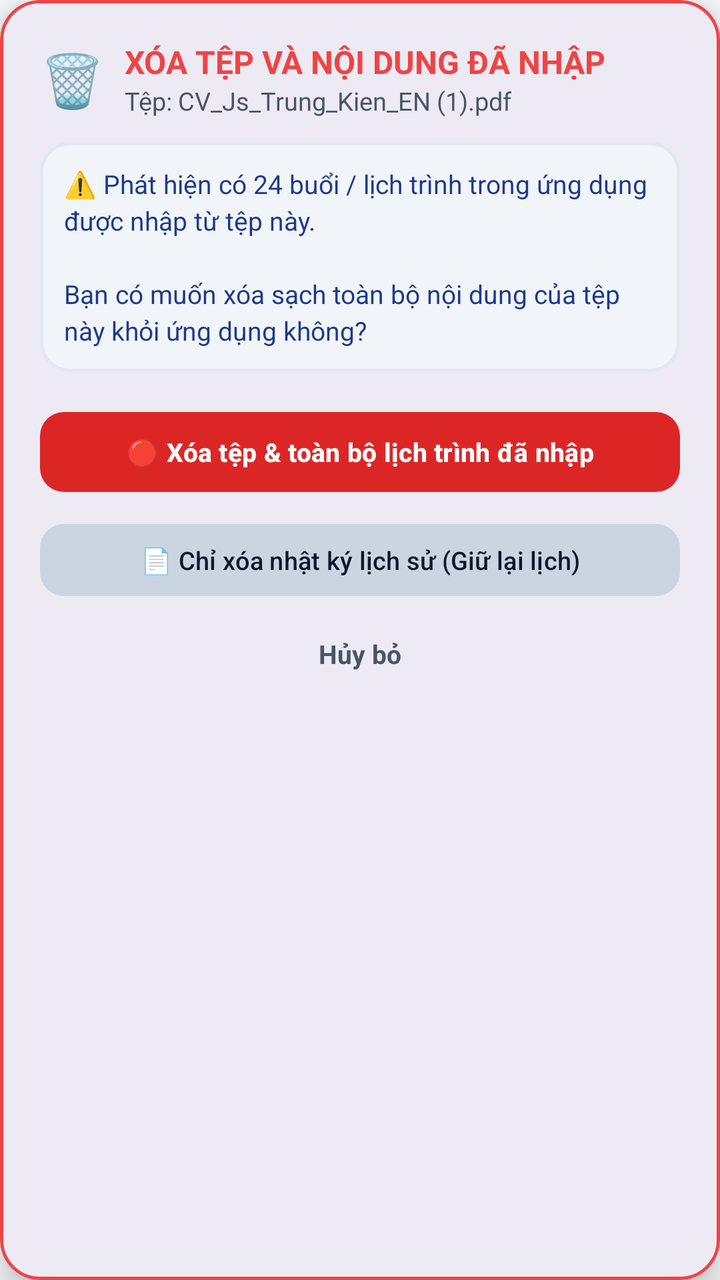
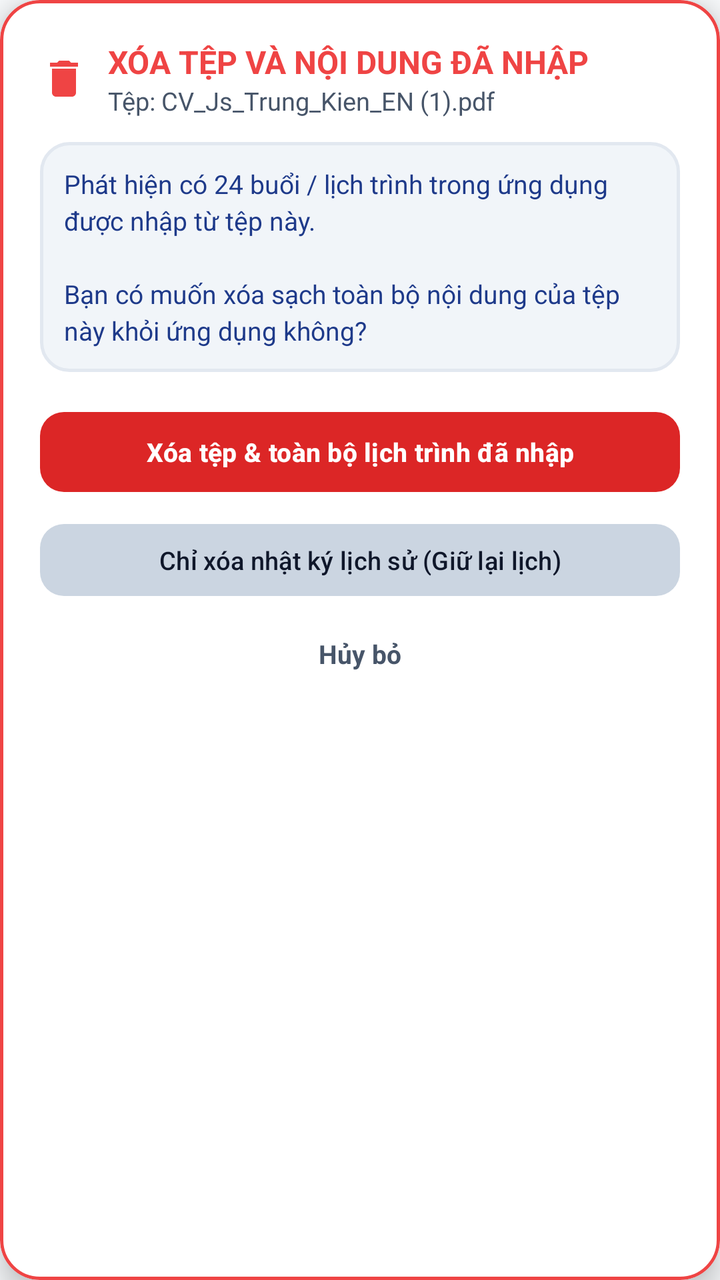

An Android layout rendered at two revisions. The XML below is the earlier revision; the diff shows what the commit changed to produce the second picture.
<!-- AndroidManifest.xml: application theme Theme.LectuPlan -->
<!-- res/layout/dialog_delete_file_events.xml -->
<?xml version="1.0" encoding="utf-8"?>
<com.google.android.material.card.MaterialCardView
    xmlns:android="http://schemas.android.com/apk/res/android"
    xmlns:app="http://schemas.android.com/apk/res-auto"
    android:layout_width="match_parent"
    android:layout_height="wrap_content"
    app:cardCornerRadius="20dp"
    app:cardElevation="8dp"
    app:strokeWidth="1.5dp"
    app:strokeColor="#EF4444"
    app:cardBackgroundColor="@color/surface_card">

    <LinearLayout
        android:layout_width="match_parent"
        android:layout_height="wrap_content"
        android:orientation="vertical"
        android:padding="20dp">

        
        <LinearLayout
            android:layout_width="match_parent"
            android:layout_height="wrap_content"
            android:orientation="horizontal"
            android:gravity="center_vertical"
            android:layout_marginBottom="12dp">

            <TextView
                android:layout_width="wrap_content"
                android:layout_height="wrap_content"
                android:text="🗑️"
                android:textSize="26sp"
                android:layout_marginEnd="10dp" />

            <LinearLayout
                android:layout_width="0dp"
                android:layout_height="wrap_content"
                android:layout_weight="1"
                android:orientation="vertical">

                <TextView
                    android:id="@+id/tvDeleteDialogTitle"
                    android:layout_width="wrap_content"
                    android:layout_height="wrap_content"
                    android:text="XÓA TỆP VÀ NỘI DUNG ĐÃ NHẬP"
                    android:textSize="16sp"
                    android:textStyle="bold"
                    android:textColor="#EF4444" />

                <TextView
                    android:id="@+id/tvDeleteFileName"
                    android:layout_width="wrap_content"
                    android:layout_height="wrap_content"
                    android:text="Tệp: CV_Js_Trung_Kien_EN (1).pdf"
                    android:textSize="12.5sp"
                    android:textColor="@color/text_secondary"
                    android:ellipsize="middle"
                    android:singleLine="true" />
            </LinearLayout>
        </LinearLayout>

        
        <LinearLayout
            android:layout_width="match_parent"
            android:layout_height="wrap_content"
            android:orientation="vertical"
            android:background="@drawable/bg_search_input"
            android:padding="12dp"
            android:layout_marginBottom="16dp">

            <TextView
                android:id="@+id/tvDeleteEventCount"
                android:layout_width="match_parent"
                android:layout_height="wrap_content"
                android:text="⚠️ Phát hiện có 24 buổi / lịch trình trong ứng dụng được nhập từ tệp này.\n\nBạn có muốn xóa sạch toàn bộ nội dung của tệp này khỏi ứng dụng không?"
                android:textSize="13sp"
                android:textColor="@color/tab_header_title"
                android:lineSpacingExtra="3dp" />
        </LinearLayout>

        
        <com.google.android.material.button.MaterialButton
            android:id="@+id/btnDeleteFileAndEvents"
            android:layout_width="match_parent"
            android:layout_height="wrap_content"
            android:minHeight="48dp"
            android:paddingVertical="10dp"
            android:paddingHorizontal="14dp"
            android:text="🔴 Xóa tệp &amp; toàn bộ lịch trình đã nhập"
            android:textColor="#FFFFFF"
            android:textSize="13sp"
            android:textStyle="bold"
            app:cornerRadius="12dp"
            app:backgroundTint="#DC2626"
            android:layout_marginBottom="8dp" />

        
        <com.google.android.material.button.MaterialButton
            android:id="@+id/btnDeleteHistoryOnly"
            android:layout_width="match_parent"
            android:layout_height="wrap_content"
            android:minHeight="44dp"
            android:paddingVertical="8dp"
            android:paddingHorizontal="14dp"
            android:text="📄 Chỉ xóa nhật ký lịch sử (Giữ lại lịch)"
            android:textColor="@color/text_primary"
            android:textSize="12.5sp"
            app:cornerRadius="12dp"
            app:backgroundTint="@color/border_default"
            android:layout_marginBottom="6dp" />

        
        <TextView
            android:id="@+id/btnCancelDeleteFile"
            android:layout_width="match_parent"
            android:layout_height="wrap_content"
            android:minHeight="38dp"
            android:paddingVertical="8dp"
            android:gravity="center"
            android:text="Hủy bỏ"
            android:textColor="@color/text_secondary"
            android:textSize="13sp"
            android:textStyle="bold"
            android:clickable="true"
            android:focusable="true" />

    </LinearLayout>
</com.google.android.material.card.MaterialCardView>
<!-- resources referenced by this layout -->
<resources>
  <color name="border_default">#CBD5E1</color>
  <color name="surface_card">#FFFFFF</color>
  <color name="tab_header_title">#1E3A8A</color>
  <color name="text_primary">#0F172A</color>
  <color name="text_secondary">#475569</color>
  <!-- drawable bg_search_input (drawable) -->
  <?xml version="1.0" encoding="utf-8"?>
  <shape xmlns:android="http://schemas.android.com/apk/res/android"
      android:shape="rectangle">
      <solid android:color="@color/surface_card_secondary" />
      <corners android:radius="14dp" />
      <stroke
          android:width="1.5dp"
          android:color="@color/border_subtle" />
  </shape>
  <style name="Theme.LectuPlan" parent="Base.Theme.LectuPlan" />
  <color name="surface_card_secondary">#F1F5F9</color>
  <color name="border_subtle">#E2E8F0</color>
  <style name="Base.Theme.LectuPlan" parent="Theme.Material3.DayNight.NoActionBar">
          <item name="android:windowBackground">@color/window_background</item>
          <item name="colorSurface">@color/surface_card</item>
          <item name="colorOnSurface">@color/text_primary</item>
          <item name="colorSurfaceVariant">@color/surface_card_secondary</item>
          <item name="colorOnSurfaceVariant">@color/text_secondary</item>
          
          <item name="android:windowLightStatusBar" tools:targetApi="23">true</item>
          <item name="android:windowLightNavigationBar" tools:targetApi="27">true</item>
      </style>
  <color name="window_background">#F8FAFC</color>
</resources>

<!-- the commit's change to res/layout/dialog_delete_file_events.xml (unified diff, before → after) -->
@@ -24,12 +24,13 @@
             android:gravity="center_vertical"
             android:layout_marginBottom="12dp">
 
-            <TextView
-                android:layout_width="wrap_content"
-                android:layout_height="wrap_content"
-                android:text="🗑️"
-                android:textSize="26sp"
-                android:layout_marginEnd="10dp" />
+            <ImageView
+                android:layout_width="24dp"
+                android:layout_height="24dp"
+                android:src="@drawable/ic_delete"
+                app:tint="#EF4444"
+                android:layout_marginEnd="10dp"
+                android:contentDescription="Xóa" />
 
             <LinearLayout
                 android:layout_width="0dp"
@@ -71,7 +72,7 @@
                 android:id="@+id/tvDeleteEventCount"
                 android:layout_width="match_parent"
                 android:layout_height="wrap_content"
-                android:text="⚠️ Phát hiện có 24 buổi / lịch trình trong ứng dụng được nhập từ tệp này.\n\nBạn có muốn xóa sạch toàn bộ nội dung của tệp này khỏi ứng dụng không?"
+                android:text="Phát hiện có 24 buổi / lịch trình trong ứng dụng được nhập từ tệp này.\n\nBạn có muốn xóa sạch toàn bộ nội dung của tệp này khỏi ứng dụng không?"
                 android:textSize="13sp"
                 android:textColor="@color/tab_header_title"
                 android:lineSpacingExtra="3dp" />
@@ -85,7 +86,7 @@
             android:minHeight="48dp"
             android:paddingVertical="10dp"
             android:paddingHorizontal="14dp"
-            android:text="🔴 Xóa tệp &amp; toàn bộ lịch trình đã nhập"
+            android:text="Xóa tệp &amp; toàn bộ lịch trình đã nhập"
             android:textColor="#FFFFFF"
             android:textSize="13sp"
             android:textStyle="bold"
@@ -101,7 +102,7 @@
             android:minHeight="44dp"
             android:paddingVertical="8dp"
             android:paddingHorizontal="14dp"
-            android:text="📄 Chỉ xóa nhật ký lịch sử (Giữ lại lịch)"
+            android:text="Chỉ xóa nhật ký lịch sử (Giữ lại lịch)"
             android:textColor="@color/text_primary"
             android:textSize="12.5sp"
             app:cornerRadius="12dp"
<!-- resource entries referenced after the edit -->
@@ -15,6 +15,17 @@
           android:width="1.5dp"
           android:color="@color/border_subtle" />
   </shape>
+  <!-- drawable ic_delete (drawable) -->
+  <vector xmlns:android="http://schemas.android.com/apk/res/android"
+      android:width="20dp"
+      android:height="20dp"
+      android:viewportWidth="24"
+      android:viewportHeight="24"
+      android:tint="#EF4444">
+    <path
+        android:fillColor="@android:color/white"
+        android:pathData="M6,19c0,1.1 0.9,2 2,2h8c1.1,0 2,-0.9 2,-2V7H6v12zM19,4h-3.5l-1,-1h-5l-1,1H5v2h14V4z"/>
+  </vector>
   <style name="Theme.LectuPlan" parent="Base.Theme.LectuPlan" />
   <color name="surface_card_secondary">#F1F5F9</color>
   <color name="border_subtle">#E2E8F0</color>
@@ -24,6 +35,7 @@
           <item name="colorOnSurface">@color/text_primary</item>
           <item name="colorSurfaceVariant">@color/surface_card_secondary</item>
           <item name="colorOnSurfaceVariant">@color/text_secondary</item>
+          <item name="elevationOverlayEnabled">false</item>
           
           <item name="android:windowLightStatusBar" tools:targetApi="23">true</item>
           <item name="android:windowLightNavigationBar" tools:targetApi="27">true</item>
